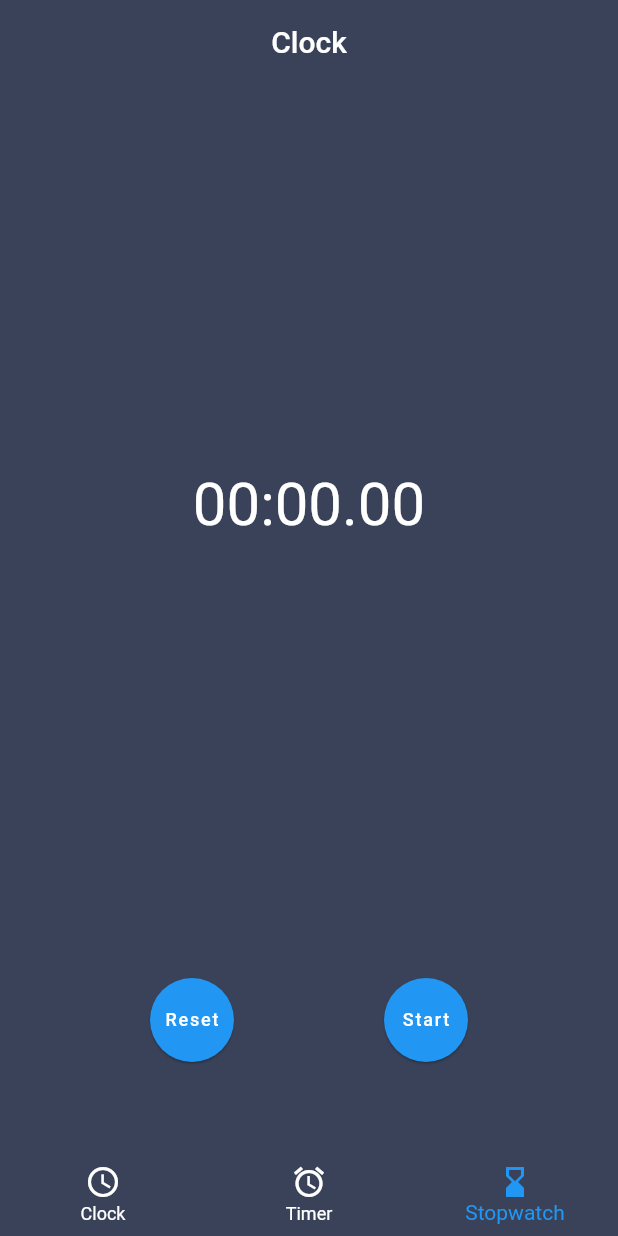
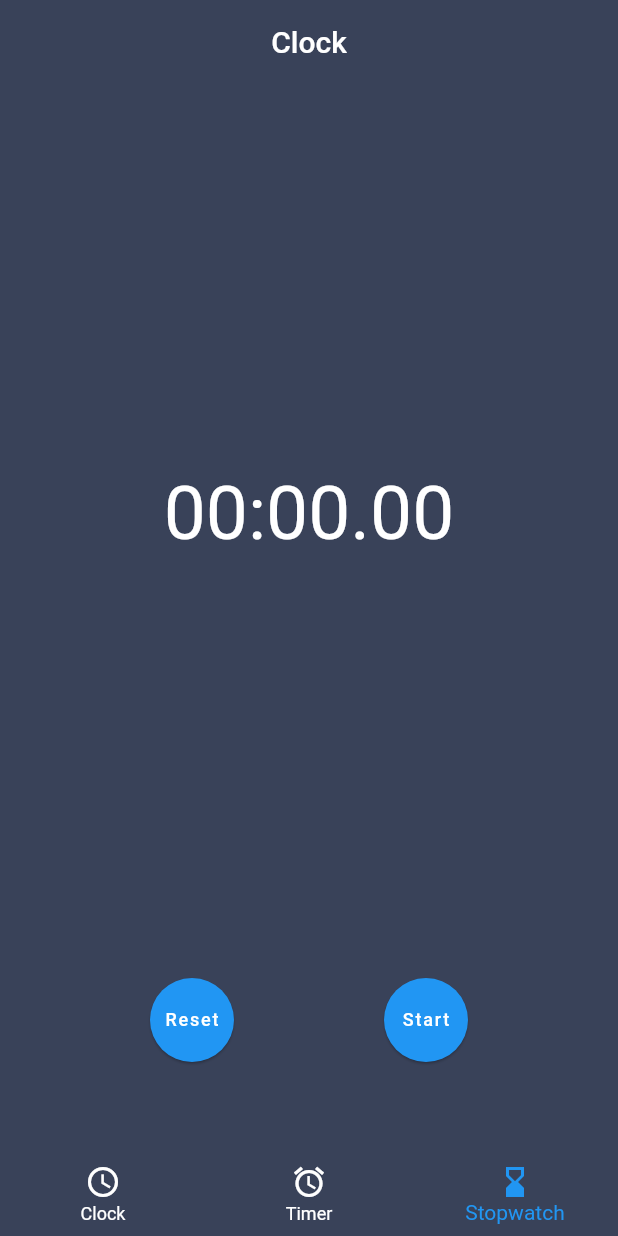
Before and after one commit to Nandanrmenon/hbclock, a Flutter app: the screen it shows after launch, swiped to page 3, on a phone screen of 412 x 824 dp. Run offline on Flutter 3.47's test engine with Material 2 defaults, Android fonts, the light colour scheme and no system bars; our stand-ins replace analog_clock.

Commit message:
just some ui changes

```diff
--- a/lib/pages/stopwatch.dart
+++ b/lib/pages/stopwatch.dart
@@ -16,7 +16,7 @@ class ElapsedTime {
 class Dependencies {
 
   final List<ValueChanged<ElapsedTime>> timerListeners = <ValueChanged<ElapsedTime>>[];
-  final TextStyle textStyle = const TextStyle(fontSize: 40.0, color: Colors.white);
+  final TextStyle textStyle = const TextStyle(fontSize: 50.0, color: Colors.white);
   final Stopwatch stopwatch = new Stopwatch();
   final int timerMillisecondsRefreshRate = 30;
 }
@@ -55,6 +55,7 @@ class StopWatchState extends State<StopWatch> {
     return new FloatingActionButton(
         backgroundColor: Theme.of(context).accentColor,
         elevation: 0.7,
+        splashColor: Color(0xff394259),
         child: new Text(text, style: roundTextStyle),
         onPressed: callback);
   }
```
